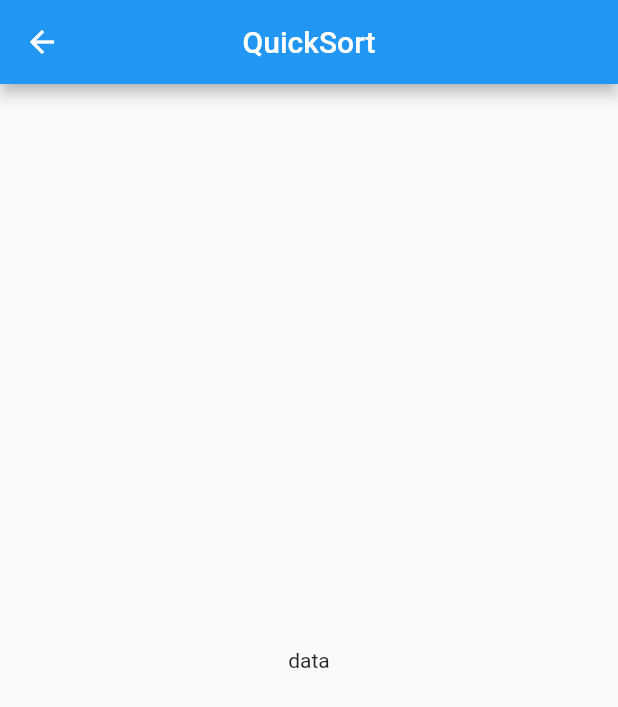
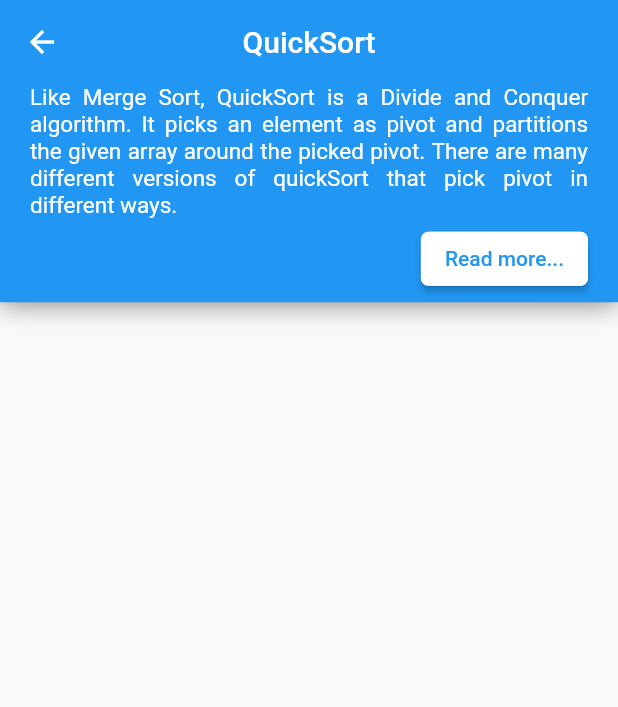
Before and after one commit to YRlp98/sasa_app, a Flutter app: the QuickSortScreen screen opened directly, on a phone screen of 412 x 824 dp. Shown: the top 707 px of the screen. Run offline on Flutter 3.47's test engine with Material 2 defaults, Android fonts, the phone set to English and light mode, and no system bars.

Commit message:
Create QuickSort about class

```diff
--- /dev/null
+++ b/lib/screens/quick_sort_about.dart
@@ -0,0 +1,54 @@
+import 'package:flutter/material.dart';
+
+class QuickSortAbout extends StatelessWidget {
+  @override
+  Widget build(BuildContext context) {
+    return new Container(
+      // height: height / 5,
+      decoration: BoxDecoration(
+        boxShadow: <BoxShadow>[
+          BoxShadow(
+              color: Colors.black54,
+              blurRadius: 15.0,
+              offset: Offset(0.0, 0.75))
+        ],
+        color: Colors.blue,
+      ),
+      child: Container(
+        margin: EdgeInsets.symmetric(horizontal: 20.0),
+        child: Column(
+          children: <Widget>[
+            Text(
+              'Like Merge Sort, QuickSort is a Divide and Conquer algorithm. It picks an element as pivot and partitions the given array around the picked pivot. There are many different versions of quickSort that pick pivot in different ways.',
+              style: TextStyle(color: Colors.white, fontSize: 15.0),
+              textAlign: TextAlign.justify,
+              maxLines: 5,
+            ),
+            SizedBox(
+              height: 2.5,
+            ),
+            Align(
+              alignment: Alignment.bottomRight,
+              child: RaisedButton(
+                color: Colors.white,
+                textColor: Colors.blue,
+                shape: RoundedRectangleBorder(
+                    borderRadius: BorderRadius.circular(5.0),
+                    side: BorderSide(color: Colors.white)),
+                child: Container(
+                  child: Text('Read more...'),
+                ),
+                onPressed: () {
+
+                },
+              ),
+            ),
+            SizedBox(
+              height: 5.0,
+            )
+          ],
+        ),
+      ),
+    );
+  }
+}
--- a/lib/screens/quick_sort_screen.dart
+++ b/lib/screens/quick_sort_screen.dart
@@ -1,16 +1,25 @@
 import 'package:flutter/material.dart';
+import 'package:sasa_app/screens/quick_sort_about.dart';
 
 class QuickSortScreen extends StatelessWidget {
   @override
   Widget build(BuildContext context) {
+    double width = MediaQuery.of(context).size.width;
+    double height = MediaQuery.of(context).size.height;
+
     return new Scaffold(
-      appBar: new AppBar(
-        title: Text('QuickSort'),
-        centerTitle: true,
-      ),
-      body: new Center(
-        child: Text('data'),
-      ),
-    );
+        appBar: new AppBar(
+          title: Text('QuickSort'),
+          centerTitle: true,
+          elevation: 0.0,
+        ),
+        body: new SingleChildScrollView(
+          child: Column(
+            children: <Widget>[
+              new QuickSortAbout(),
+              new Container(),
+            ],
+          ),
+        ));
   }
 }
```
